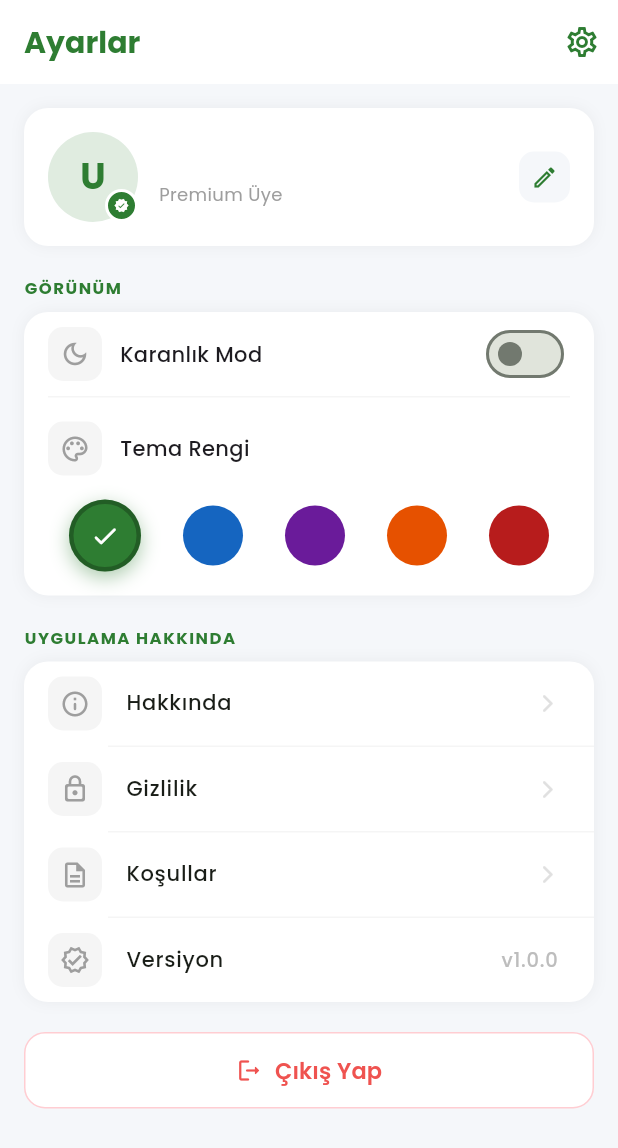
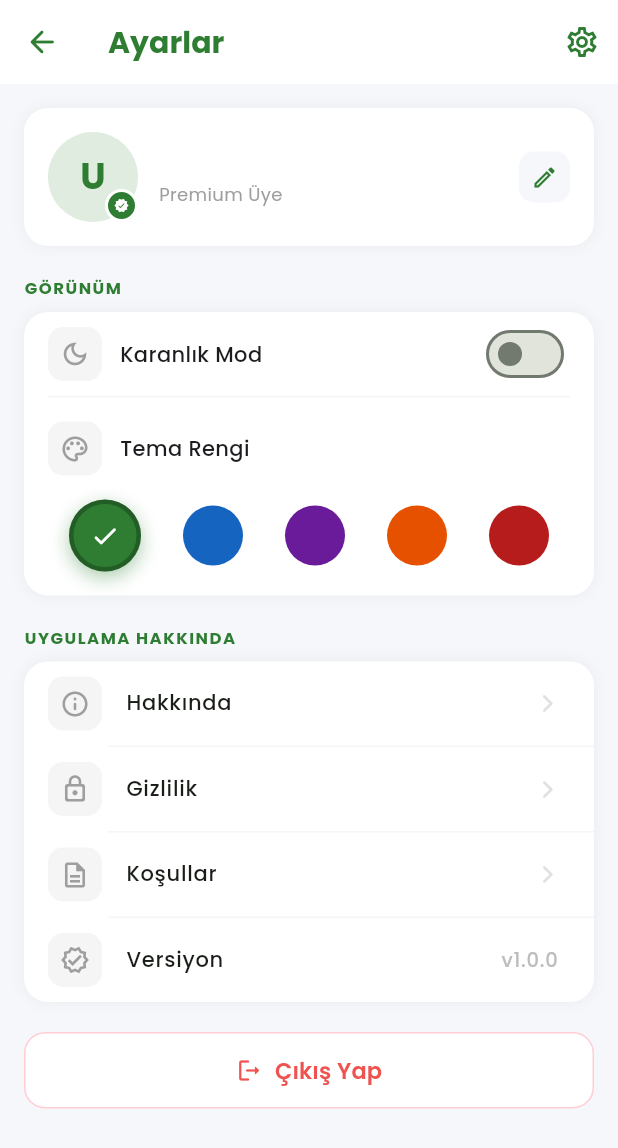
Before and after one commit to Bunyaminar/foodsense-ai-blg402, a Flutter app: the MainScreen screen opened by its route, after a tap on the "settings" icon, on a phone screen of 412 x 824 dp. Shown: the top 1148 px of the screen. Run offline on Flutter 3.47's test engine with Material 3 defaults, Android fonts, the phone set to English and light mode, and no system bars; our stand-ins replace cloud_firestore, firebase_auth, firebase_core, google_fonts, shared_preferences; missing offline and left inert: mobile_scanner; accounts and stored records are empty; statements that could not run were skipped.

Commit message:
fix: Dashboard refresh, settings back button, favorites button removed, chat name, preferences back button removed

```diff
--- a/foodsense_ai/lib/presentation/screens/chat/chat_screen.dart
+++ b/foodsense_ai/lib/presentation/screens/chat/chat_screen.dart
@@ -122,7 +122,7 @@ class _ChatScreenState extends State<ChatScreen> {
                 decoration: const BoxDecoration(
                   color: Color(0xFF2E7D32), shape: BoxShape.circle)),
               const SizedBox(width: 4),
-              Text('Groq Llama 3.3 ile calisiyor',
+              Text('FoodsenseAI Asistan',
                 style: GoogleFonts.poppins(color: Colors.grey, fontSize: 11)),
             ]),
           ]),
--- a/foodsense_ai/lib/presentation/screens/favorites/favorites_screen.dart
+++ b/foodsense_ai/lib/presentation/screens/favorites/favorites_screen.dart
@@ -82,12 +82,7 @@ class _FavoritesScreenState extends State<FavoritesScreen> {
                     fontWeight: FontWeight.bold)),
               ],
             ),
-            actions: [
-              IconButton(
-                icon: Icon(Icons.tune_rounded, color: Colors.grey.shade600),
-                onPressed: () {},
-              ),
-            ],
+            actions: [],
           ),
 
           if (_isLoading)
--- a/foodsense_ai/lib/presentation/screens/home/dashboard_screen.dart
+++ b/foodsense_ai/lib/presentation/screens/home/dashboard_screen.dart
@@ -170,7 +170,7 @@ class _DashboardScreenState extends State<DashboardScreen> {
                     () => Navigator.pushNamed(context, '/favorites')),
                   _quickAction(Icons.history_rounded, 'Geçmiş',
                     const Color(0xFF7B1FA2),
-                    () => Navigator.pushNamed(context, '/history')),
+                    () => Navigator.pushNamed(context, '/history').then((_) => _loadStats())),
                   _quickAction(Icons.restaurant_menu_rounded, 'Diyet',
                     primary,
                     () => Navigator.pushNamed(context, '/preferences')),
@@ -282,7 +282,7 @@ class _DashboardScreenState extends State<DashboardScreen> {
                     style: GoogleFonts.poppins(
                       fontSize: 16, fontWeight: FontWeight.bold)),
                   GestureDetector(
-                    onTap: () => Navigator.pushNamed(context, '/history'),
+                    onTap: () => Navigator.pushNamed(context, '/history').then((_) => _loadStats()),
                     child: Text('Tümünü Gör',
                       style: GoogleFonts.poppins(
                         fontSize: 13, color: primary, fontWeight: FontWeight.w500)),
--- a/foodsense_ai/lib/presentation/screens/home/main_screen.dart
+++ b/foodsense_ai/lib/presentation/screens/home/main_screen.dart
@@ -42,7 +42,7 @@ class _MainScreenState extends State<MainScreen> {
     if (isMobile) {
       // Mobil: Bottom Navigation
       return Scaffold(
-        body: IndexedStack(index: _currentIndex, children: _screens),
+        body: _screens[_currentIndex],
         bottomNavigationBar: _buildBottomNav(primary),
       );
     } else {
@@ -52,7 +52,7 @@ class _MainScreenState extends State<MainScreen> {
           children: [
             _buildTopNav(primary),
             Expanded(
-              child: IndexedStack(index: _currentIndex, children: _screens),
+              child: _screens[_currentIndex],
             ),
           ],
         ),
--- a/foodsense_ai/lib/presentation/screens/profile/preferences_screen.dart
+++ b/foodsense_ai/lib/presentation/screens/profile/preferences_screen.dart
@@ -122,11 +122,6 @@ class _PreferencesScreenState extends State<PreferencesScreen> {
             pinned: true,
             backgroundColor: Colors.white,
             elevation: 0,
-            leading: IconButton(
-              icon: const Icon(Icons.arrow_back_rounded,
-                color: Color(0xFF2E7D32)),
-              onPressed: () => Navigator.pop(context),
-            ),
             title: Text('Diyet Tercihleri',
               style: GoogleFonts.poppins(
                 color: primary, fontSize: 18,
--- a/foodsense_ai/lib/presentation/screens/settings/settings_screen.dart
+++ b/foodsense_ai/lib/presentation/screens/settings/settings_screen.dart
@@ -21,8 +21,11 @@ class SettingsScreen extends StatelessWidget {
       body: CustomScrollView(
         slivers: [
           SliverAppBar(
+            leading: IconButton(
+              icon: Icon(Icons.arrow_back_rounded, color: primary),
+              onPressed: () => Navigator.pop(context),
+            ),
             pinned: true,
-            automaticallyImplyLeading: false,
             backgroundColor: Colors.white,
             elevation: 0,
             title: Text('Ayarlar',
```
Also changed, not shown: 1 other file.
